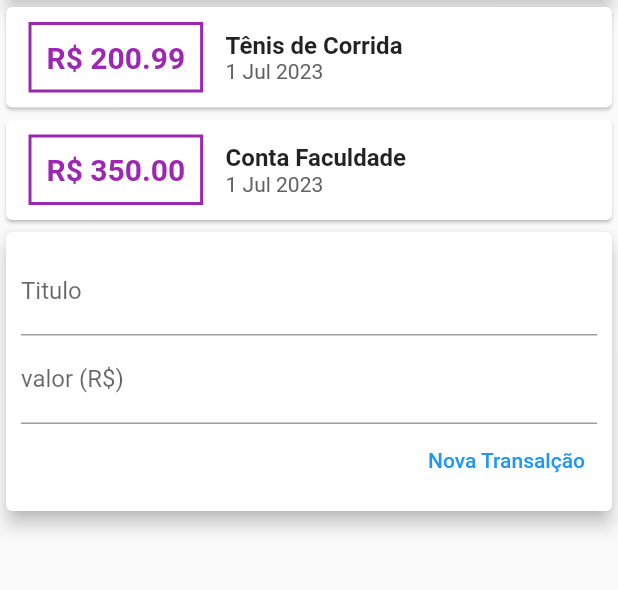
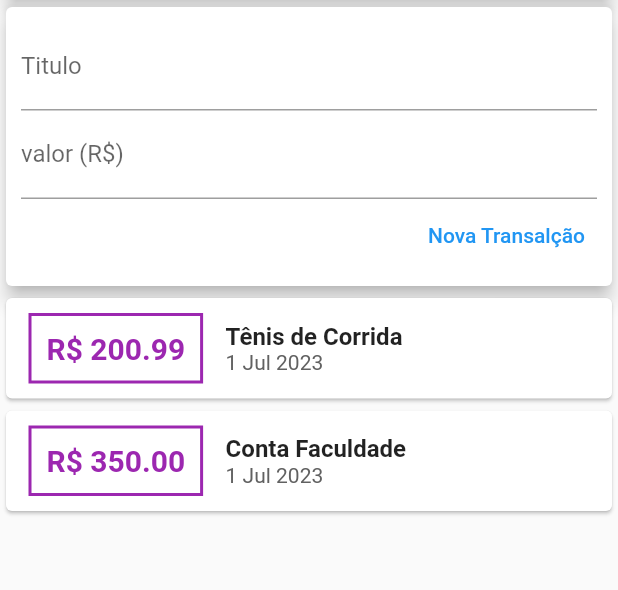
Before and after one commit to kestevesPUC/Curso_Flutter, a Flutter app: the screen it shows after launch, on a phone screen of 412 x 824 dp, the part 119-709 px from its top. Run offline on Flutter 3.47's test engine with Material 2 defaults, Android fonts, the phone set to English and light mode, and no system bars.

Commit message:
Aula 107

```diff
--- a/lib/main.dart
+++ b/lib/main.dart
@@ -32,7 +32,6 @@ class MyHomePage extends StatelessWidget {
             TransactionChart(),
             TransactionUser(),
           ],
-          ),
-        ));
+        )));
   }
 }
--- a/lib/models/components/transaction_form.dart
+++ b/lib/models/components/transaction_form.dart
@@ -7,6 +7,16 @@ class TransactionFrom extends StatelessWidget {
   final void Function(String, double) onSubmit;
 
   TransactionFrom(this.onSubmit, {super.key});
+
+  _submitForm() {
+    final title = titleController.text;
+    final value = double.tryParse(valueController.text) ?? 0.0;
+
+    if (title.isEmpty || value <= 0) {
+      return;
+    }
+    onSubmit(title, value);
+  }
 
   @override
   Widget build(BuildContext context) {
@@ -18,12 +28,15 @@ class TransactionFrom extends StatelessWidget {
           children: <Widget>[
             TextField(
               controller: titleController,
+              onSubmitted: (_) => _submitForm(),
               decoration: const InputDecoration(
                 labelText: 'Titulo',
               ),
             ),
             TextField(
-              keyboardType: const TextInputType.numberWithOptions(),
+              keyboardType:
+                  const TextInputType.numberWithOptions(decimal: true),
+              onSubmitted: (_) => _submitForm(),
               controller: valueController,
               decoration: const InputDecoration(
                 labelText: 'valor (R\$)',
@@ -33,12 +46,8 @@ class TransactionFrom extends StatelessWidget {
               mainAxisAlignment: MainAxisAlignment.end,
               children: [
                 TextButton(
+                  onPressed: () => _submitForm(),
                   child: const Text('Nova Transalção'),
-                  onPressed: () {
-                    final title = titleController.text;
-                    final value = double.tryParse(valueController.text) ?? 0.0;
-                    onSubmit(title, value);
-                  },
                 ),
               ],
             ),
--- a/lib/models/components/transaction_list.dart
+++ b/lib/models/components/transaction_list.dart
@@ -3,14 +3,18 @@ import '../transaction.dart';
 import 'package:intl/intl.dart';
 
 class TransactionList extends StatelessWidget {
-  final List<Transaction> transaction;
+  final List<Transaction> transactions;
 
-  const TransactionList(this.transaction, {super.key});
+  const TransactionList(this.transactions, {super.key});
 
   @override
   Widget build(BuildContext context) {
-    return Column(
-      children: transaction.map((tr) {
+    return SizedBox(
+      height: 400,
+      child: ListView.builder(
+        itemCount: transactions.length,
+        itemBuilder: (ctx, index) {
+          final tr = transactions[index];
           return Card(
             child: Row(
               children: <Widget>[
@@ -54,7 +58,8 @@ class TransactionList extends StatelessWidget {
               ],
             ),
           );
-      }).toList(),
+        },
+      ),
     );
   }
 }
--- a/lib/models/components/transaction_user.dart
+++ b/lib/models/components/transaction_user.dart
@@ -36,8 +36,8 @@ class _TransactionUserState extends State<TransactionUser> {
   Widget build(BuildContext context) {
     return Column(
       children: <Widget>[
+        TransactionFrom(_creatAndAddTransaction),
         TransactionList(_transaction),
-        TransactionFrom(_creatAndAddTransaction),
       ],
     );
   }
```
Lines whose indentation alone changed are shown as unchanged.
